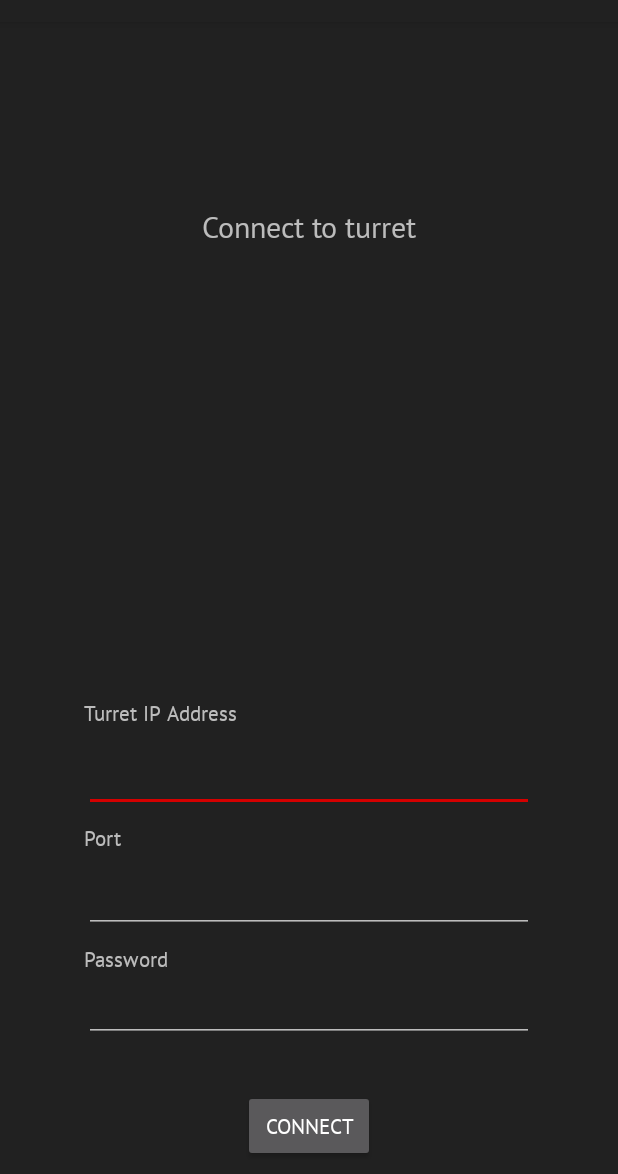
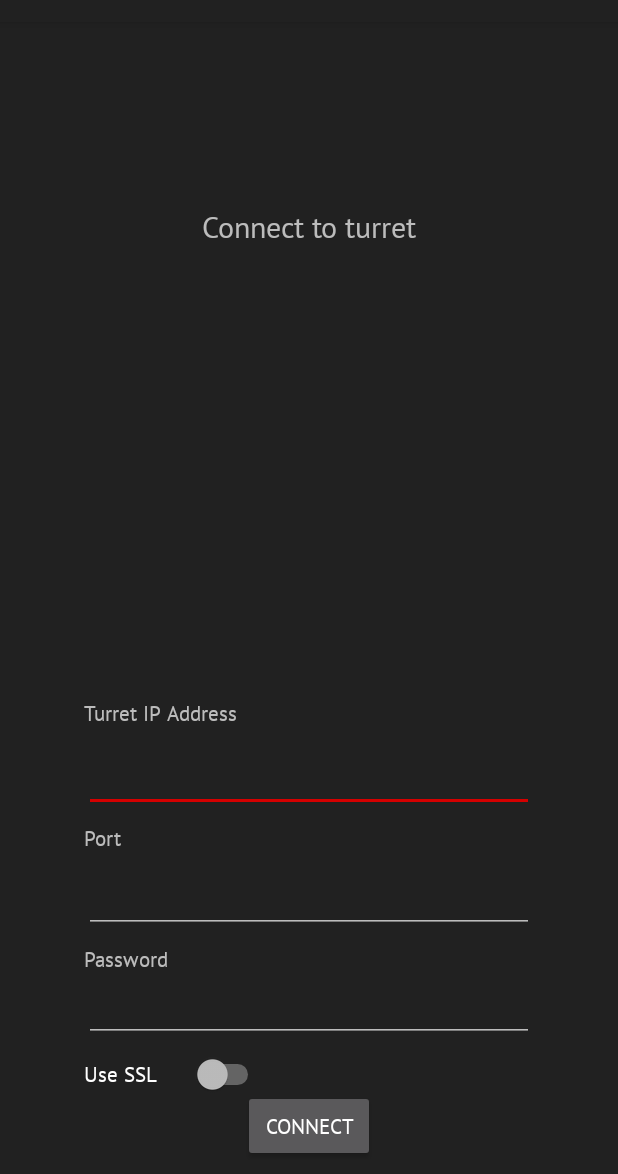
Before and after one commit to maillouxc/terror-turret, an Android app: the TurretConnectionActivity screen opened directly, with no data from a screen before it, on a phone screen of 412 x 824 dp, the part 62-1236 px from its top. Run offline under Robolectric (Android 15) with nearby library versions, the phone set to English and light mode, and no system bars.

Commit message:
Added SSL toggle switch to connect screen

```diff
--- a/android/app/src/main/java/edu/fgcu/terrorturret/network/TurretConnection.kt
+++ b/android/app/src/main/java/edu/fgcu/terrorturret/network/TurretConnection.kt
@@ -10,16 +10,18 @@ object TurretConnection {
 
     var turretIp: String = ""
     var turretPort: Int  = 9000
+    var protocol: String = "ws"
 
     private var timeout = 5
     private var turretPassword: String = ""
 
     private lateinit var webSocket: WebSocket
 
-    fun init(turretIp: String, turretPort: Int, turretPassword: String) {
+    fun init(turretIp: String, turretPort: Int, turretPassword: String, protocol: String) {
         this.turretIp = turretIp
         this.turretPort = turretPort
         this.turretPassword = turretPassword
+        this.protocol = protocol
 
         val loggingInterceptor = HttpLoggingInterceptor()
         loggingInterceptor.level = HttpLoggingInterceptor.Level.BODY
@@ -33,7 +35,7 @@ object TurretConnection {
         val webSocketPort = turretPort + 1
 
         val webSocketRequest = Request.Builder()
-                .url("ws://$turretIp:$webSocketPort/")
+                .url("$protocol://$turretIp:$webSocketPort/")
                 .build()
 
         webSocket = okHttpClient.newWebSocket(webSocketRequest, webSocketListener)
--- a/android/app/src/main/java/edu/fgcu/terrorturret/network/webrtc/Signaller.kt
+++ b/android/app/src/main/java/edu/fgcu/terrorturret/network/webrtc/Signaller.kt
@@ -14,8 +14,9 @@ import org.webrtc.SessionDescription
 import java.util.concurrent.TimeUnit
 
 class Signaller(
+        signalingProtocol: String = "wss",
         signallingIp: String,
-        signallingPort: Int,
+        signallingPort: Int = 9000,
         private var signalHandler: WebRtcSignalHandler
 ) {
 
@@ -56,7 +57,8 @@ class Signaller(
                 .addInterceptor(loggingInterceptor)
                 .build()
 
-        val webSocketUrl = "ws://$signallingIp:$signallingPort/webrtc"
+        val webSocketUrl = val webSocketUrl = "$signalingProtocol://$signallingIp:$signallingPort/stream/webrtc"
+        Log.i(LoggerTags.LOG_WEBRTC, "ARGS--> protocol: $signalingProtocol, IP: $signallingIp, port: $signallingPort")
         val webSocketRequest = Request.Builder()
                 .url(webSocketUrl)
                 .build()
--- a/android/app/src/main/java/edu/fgcu/terrorturret/network/webrtc/WebRtcConnectionManager.kt
+++ b/android/app/src/main/java/edu/fgcu/terrorturret/network/webrtc/WebRtcConnectionManager.kt
@@ -63,8 +63,9 @@ class WebRtcConnectionManager(
 
     }
 
-    fun connect(ip: String) {
-        signaller = Signaller(signallingIp = ip, signallingPort = 9002, signalHandler = this)
+    fun connect(protocol: String, ip: String, port: Int) {
+        signaller = Signaller(signalingProtocol = protocol, signallingIp = ip, signallingPort = port
+                , signalHandler = this)
         createPeerConnection()
         signaller.sendCallRequest()
     }
--- a/android/app/src/main/java/edu/fgcu/terrorturret/viewcontrollers/TurretConnectionActivity.kt
+++ b/android/app/src/main/java/edu/fgcu/terrorturret/viewcontrollers/TurretConnectionActivity.kt
@@ -32,10 +32,12 @@ class TurretConnectionActivity : AppCompatActivity() {
             val lastIpUsed = getString(PREF_LAST_IP_USED, "")
             val lastPortUsed = getString(PREF_LAST_PORT_USED, "")
             val lastPasswordUsed = getString(PREF_LAST_PASSWORD_USED, "")
+            val lastSSLUsed = getBoolean(PREF_LAST_SSL_USED, false)
 
             field_turret_ip.text.append(lastIpUsed)
             field_turret_port.text.append(lastPortUsed)
             field_turret_password.text.append(lastPasswordUsed)
+            field_ssl.isChecked = lastSSLUsed
         }
     }
 
@@ -49,10 +51,12 @@ class TurretConnectionActivity : AppCompatActivity() {
             val ip = field_turret_ip.text.toString()
             val port =  field_turret_port.text.toString()
             val password = field_turret_password.text.toString()
+            val ssl = field_ssl.isChecked
 
             putString(PREF_LAST_IP_USED, ip)
             putString(PREF_LAST_PORT_USED, port)
             putString(PREF_LAST_PASSWORD_USED, password)
+            putBoolean(PREF_LAST_SSL_USED, ssl)
             apply()
         }
     }
@@ -64,6 +68,7 @@ class TurretConnectionActivity : AppCompatActivity() {
                         field_turret_ip.text.toString(),
                         field_turret_port.text.toString().toInt(),
                         field_turret_password.text.toString()
+                        if (field_ssl.isChecked) "wss" else "ws" //Use SSL or do not use SSL
                 )
                 onConnected()
             } catch (ex: Exception) {
@@ -129,6 +134,7 @@ class TurretConnectionActivity : AppCompatActivity() {
         private const val PREF_LAST_IP_USED = "PREF_LAST_IP_USED"
         private const val PREF_LAST_PORT_USED = "PREF_LAST_PORT_USED"
         private const val PREF_LAST_PASSWORD_USED = "PREF_LAST_PASSWORD_USED"
+        private const val PREF_LAST_SSL_USED = "PREF_LAST_SSL_USED"
     }
 
 }
--- a/android/app/src/main/java/edu/fgcu/terrorturret/viewcontrollers/TurretControlActivity.kt
+++ b/android/app/src/main/java/edu/fgcu/terrorturret/viewcontrollers/TurretControlActivity.kt
@@ -44,10 +44,13 @@ class TurretControlActivity : AppCompatActivity(),
     private fun beginStreamingVideo() {
         video_view.init(webRtcConnectionManager.rootEglBase.eglBaseContext, null)
 
+
+        val webRtcProtocol = TurretConnection.protocol
         val webRtcIp = TurretConnection.turretIp
+        val webRtcPort = TurretConnection.turretPort
 
         try {
-            webRtcConnectionManager.connect(webRtcIp)
+            webRtcConnectionManager.connect(webRtcProtocol, webRtcIp, webRtcPort)
         } catch (ex: Exception) {
             toast(R.string.toast_error_video_stream_failed)
             Log.e(LoggerTags.LOG_WEBRTC, ex.toString())
--- a/android/app/src/main/res/layout/activity_turret_connection.xml
+++ b/android/app/src/main/res/layout/activity_turret_connection.xml
@@ -102,6 +102,24 @@
         app:layout_constraintStart_toStartOf="parent"
         app:layout_constraintTop_toBottomOf="@+id/password_field_label" />
 
+    <Switch
+        android:id="@+id/field_ssl"
+        android:layout_width="120dp"
+        android:layout_height="25dp"
+        android:layout_marginStart="8dp"
+        android:layout_marginTop="8dp"
+        android:layout_marginEnd="8dp"
+        android:checked="false"
+        android:ems="10"
+        android:showText="false"
+        android:text="@string/field_ssl"
+        android:textOff="@string/field_ssl_no"
+        android:textOn="@string/field_ssl_yes"
+        app:layout_constraintEnd_toEndOf="parent"
+        app:layout_constraintHorizontal_bias="0.174"
+        app:layout_constraintStart_toStartOf="parent"
+        app:layout_constraintTop_toBottomOf="@+id/field_turret_password" />
+
     <Button
         android:id="@+id/connect_button"
         android:layout_width="88dp"
@@ -115,6 +133,6 @@
         app:layout_constraintEnd_toEndOf="parent"
         app:layout_constraintStart_toStartOf="parent"
         app:layout_constraintTop_toBottomOf="@+id/field_turret_password"
-        app:layout_constraintVertical_bias="0.18" />
+        app:layout_constraintVertical_bias="0.25" />
 
 </androidx.constraintlayout.widget.ConstraintLayout>
--- a/android/app/src/main/res/values/strings.xml
+++ b/android/app/src/main/res/values/strings.xml
@@ -18,6 +18,9 @@
     <string name="field_password">Password</string>
     <string name="field_turret_ip">Turret IP Address</string>
     <string name="field_turret_port">Port</string>
+    <string name="field_ssl">Use SSL</string>
+    <string name="field_ssl_no">No</string>
+    <string name="field_ssl_yes">Yes</string>
 
     <!-- Form field validation error messages -->
     <string name="validation_error_required_field">Required</string>
```
